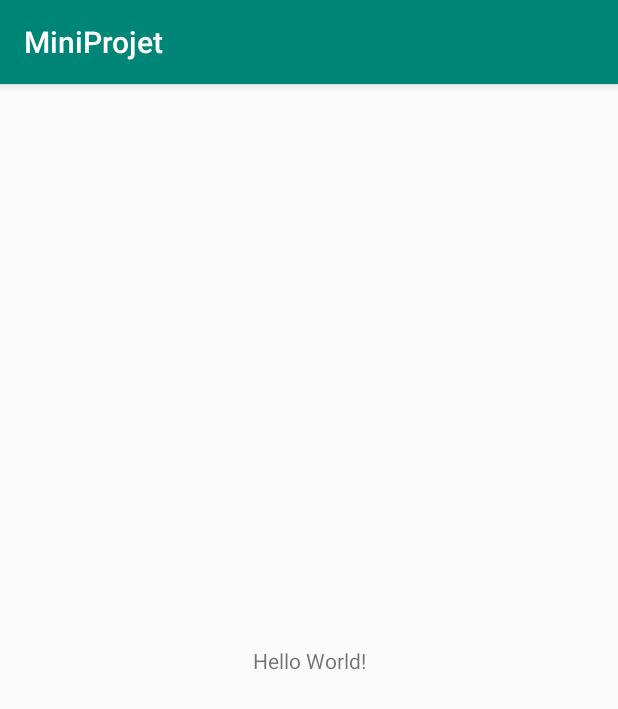
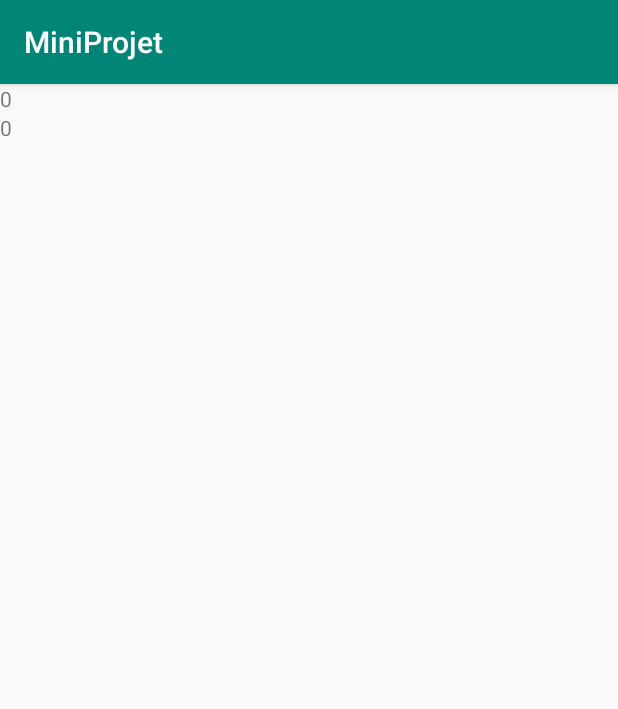
Before and after one commit to hugo-clems/android-mini-projet, an Android app: the screen it shows after launch (MainActivity), on a phone screen of 412 x 824 dp. Shown: the top 709 px of the screen. Run offline under Robolectric (Android 15) with nearby library versions, the phone set to English and light mode, and no system bars.

Commit message:
touch captor v0

```diff
--- a/app/src/main/java/hutoch/m2dl/miniprojet/MainActivity.java
+++ b/app/src/main/java/hutoch/m2dl/miniprojet/MainActivity.java
@@ -2,12 +2,65 @@ package hutoch.m2dl.miniprojet;
 
 import android.support.v7.app.AppCompatActivity;
 import android.os.Bundle;
+import android.view.MotionEvent;
+import android.view.View;
+import android.widget.LinearLayout;
+import android.widget.TextView;
 
-public class MainActivity extends AppCompatActivity {
+import java.util.ArrayList;
+import java.util.List;
+
+public class MainActivity extends AppCompatActivity implements View.OnTouchListener {
+
+    private TextView tvMax;
+    private TextView tvAct;
+    private LinearLayout linearLayout;
+    private List<Float> touchData;
+
+    private Float touchMax;
+    private Float touchAct;
+
+    private static final int DELTA = 5;
 
     @Override
     protected void onCreate(Bundle savedInstanceState) {
         super.onCreate(savedInstanceState);
         setContentView(R.layout.activity_main);
+
+        linearLayout = findViewById(R.id.linearLayout);
+        tvAct = findViewById(R.id.textView);
+        tvMax = findViewById(R.id.textView2);
+
+        tvMax.setText("0");
+        tvAct.setText("0");
+
+        touchData = new ArrayList<>();
+
+        touchMax = 0f;
+        touchAct = 0f;
+
+
+        linearLayout.setOnTouchListener(this);
+
+    }
+
+    @Override
+    public boolean onTouch(View v, MotionEvent event) {
+        Float posy = event.getY();
+
+        if (Math.abs(posy - touchAct) > DELTA) {
+            touchAct = posy;
+            tvAct.setText("" + touchAct);
+
+            if (posy > touchMax) {
+                touchMax = posy;
+                tvMax.setText("" + touchMax);
+            }
+
+            touchData.add(touchAct);
+        }
+
+
+        return true;
     }
 }
--- a/app/src/main/res/layout/activity_main.xml
+++ b/app/src/main/res/layout/activity_main.xml
@@ -6,13 +6,22 @@
     android:layout_height="match_parent"
     tools:context=".MainActivity">
 
-    <TextView
-        android:layout_width="wrap_content"
-        android:layout_height="wrap_content"
-        android:text="Hello World!"
-        app:layout_constraintBottom_toBottomOf="parent"
-        app:layout_constraintLeft_toLeftOf="parent"
-        app:layout_constraintRight_toRightOf="parent"
-        app:layout_constraintTop_toTopOf="parent" />
+    <LinearLayout
+        android:id="@+id/linearLayout"
+        android:layout_width="match_parent"
+        android:layout_height="match_parent"
+        android:orientation="vertical">
 
+        <TextView
+            android:id="@+id/textView"
+            android:layout_width="match_parent"
+            android:layout_height="wrap_content"
+            android:text="TextView" />
+
+        <TextView
+            android:id="@+id/textView2"
+            android:layout_width="match_parent"
+            android:layout_height="wrap_content"
+            android:text="TextView" />
+    </LinearLayout>
 </android.support.constraint.ConstraintLayout>
```
